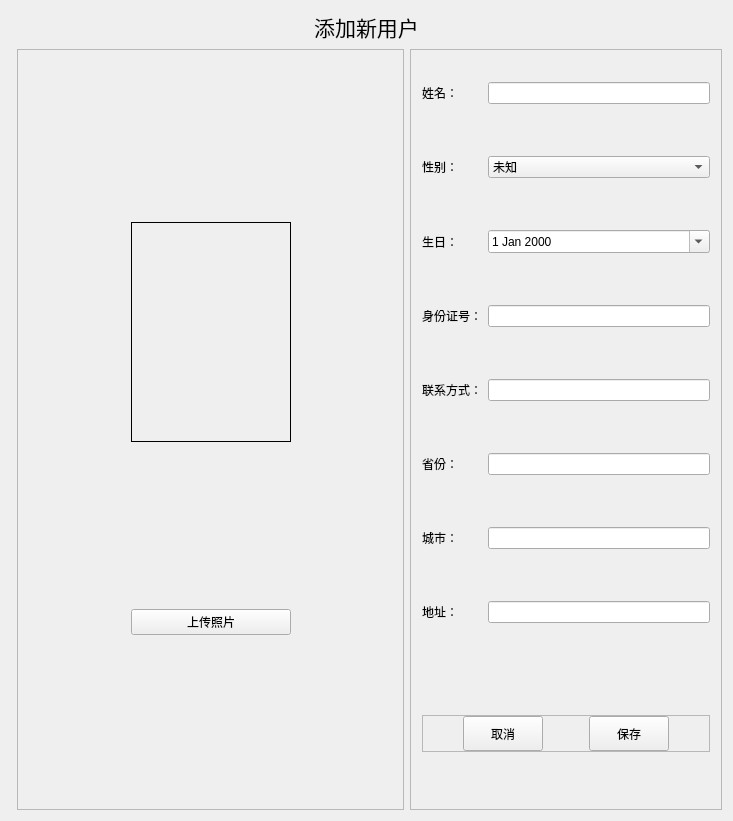
The window that VFR_system/UserInformationOperator.ui (zhw201906/VFR_system) describes before a commit, drawn with Qt 5.
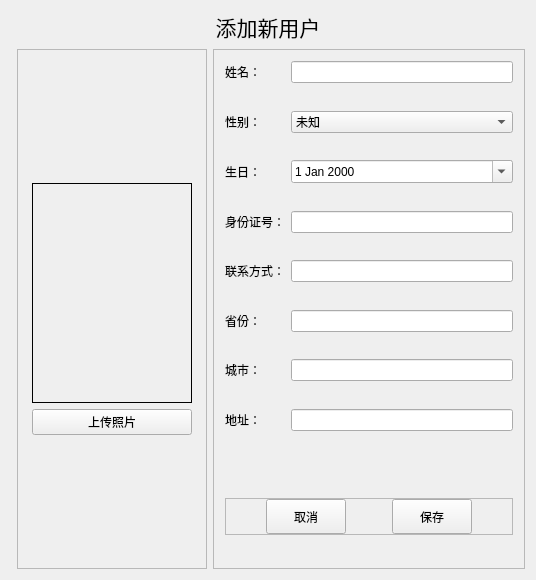
The same window after the commit.

```diff
--- a/VFR_system/UserInformationOperator.ui
+++ b/VFR_system/UserInformationOperator.ui
@@ -6,10 +6,22 @@
    <rect>
     <x>0</x>
     <y>0</y>
-    <width>733</width>
-    <height>785</height>
+    <width>536</width>
+    <height>580</height>
    </rect>
   </property>
+  <property name="minimumSize">
+   <size>
+    <width>450</width>
+    <height>580</height>
+   </size>
+  </property>
+  <property name="maximumSize">
+   <size>
+    <width>538</width>
+    <height>770</height>
+   </size>
+  </property>
   <property name="windowTitle">
    <string>用户信息</string>
   </property>
@@ -47,19 +59,6 @@
       <enum>QFrame::Raised</enum>
      </property>
      <layout class="QFormLayout" name="formLayout">
-      <item row="0" column="1">
-       <spacer name="verticalSpacer_7">
-        <property name="orientation">
-         <enum>Qt::Vertical</enum>
-        </property>
-        <property name="sizeHint" stdset="0">
-         <size>
-          <width>20</width>
-          <height>15</height>
-         </size>
-        </property>
-       </spacer>
-      </item>
       <item row="1" column="0">
        <widget class="QLabel" name="label_13">
         <property name="text">
@@ -412,7 +411,26 @@
       <enum>QFrame::Raised</enum>
      </property>
      <layout class="QGridLayout" name="gridLayout_2">
-      <item row="0" column="2">
+      <item row="2" column="1">
+       <widget class="QPushButton" name="pushButton_loadUserImage">
+        <property name="sizePolicy">
+         <sizepolicy hsizetype="Fixed" vsizetype="Fixed">
+          <horstretch>0</horstretch>
+          <verstretch>0</verstretch>
+         </sizepolicy>
+        </property>
+        <property name="minimumSize">
+         <size>
+          <width>160</width>
+          <height>0</height>
+         </size>
+        </property>
+        <property name="text">
+         <string>上传照片</string>
+        </property>
+       </widget>
+      </item>
+      <item row="1" column="2">
        <spacer name="horizontalSpacer_2">
         <property name="orientation">
          <enum>Qt::Horizontal</enum>
@@ -426,19 +444,6 @@
        </spacer>
       </item>
       <item row="1" column="0">
-       <spacer name="horizontalSpacer_3">
-        <property name="orientation">
-         <enum>Qt::Horizontal</enum>
-        </property>
-        <property name="sizeHint" stdset="0">
-         <size>
-          <width>67</width>
-          <height>20</height>
-         </size>
-        </property>
-       </spacer>
-      </item>
-      <item row="0" column="0">
        <spacer name="horizontalSpacer">
         <property name="orientation">
          <enum>Qt::Horizontal</enum>
@@ -451,7 +456,20 @@
         </property>
        </spacer>
       </item>
-      <item row="1" column="2">
+      <item row="0" column="1">
+       <spacer name="verticalSpacer_3">
+        <property name="orientation">
+         <enum>Qt::Vertical</enum>
+        </property>
+        <property name="sizeHint" stdset="0">
+         <size>
+          <width>20</width>
+          <height>40</height>
+         </size>
+        </property>
+       </spacer>
+      </item>
+      <item row="2" column="2">
        <spacer name="horizontalSpacer_4">
         <property name="orientation">
          <enum>Qt::Horizontal</enum>
@@ -464,7 +482,20 @@
         </property>
        </spacer>
       </item>
-      <item row="0" column="1">
+      <item row="2" column="0">
+       <spacer name="horizontalSpacer_3">
+        <property name="orientation">
+         <enum>Qt::Horizontal</enum>
+        </property>
+        <property name="sizeHint" stdset="0">
+         <size>
+          <width>67</width>
+          <height>20</height>
+         </size>
+        </property>
+       </spacer>
+      </item>
+      <item row="1" column="1">
        <widget class="QLabel" name="label_userImage">
         <property name="minimumSize">
          <size>
@@ -489,24 +520,18 @@
         </property>
        </widget>
       </item>
-      <item row="1" column="1">
-       <widget class="QPushButton" name="pushButton_loadUserImage">
-        <property name="sizePolicy">
-         <sizepolicy hsizetype="Fixed" vsizetype="Fixed">
-          <horstretch>0</horstretch>
-          <verstretch>0</verstretch>
-         </sizepolicy>
+      <item row="3" column="1">
+       <spacer name="verticalSpacer_4">
+        <property name="orientation">
+         <enum>Qt::Vertical</enum>
         </property>
-        <property name="minimumSize">
+        <property name="sizeHint" stdset="0">
          <size>
-          <width>160</width>
-          <height>0</height>
+          <width>20</width>
+          <height>40</height>
          </size>
         </property>
-        <property name="text">
-         <string>上传照片</string>
-        </property>
-       </widget>
+       </spacer>
       </item>
      </layout>
     </widget>
```
Left out of the diff: 54 changed lines with no effect on the pictures.
